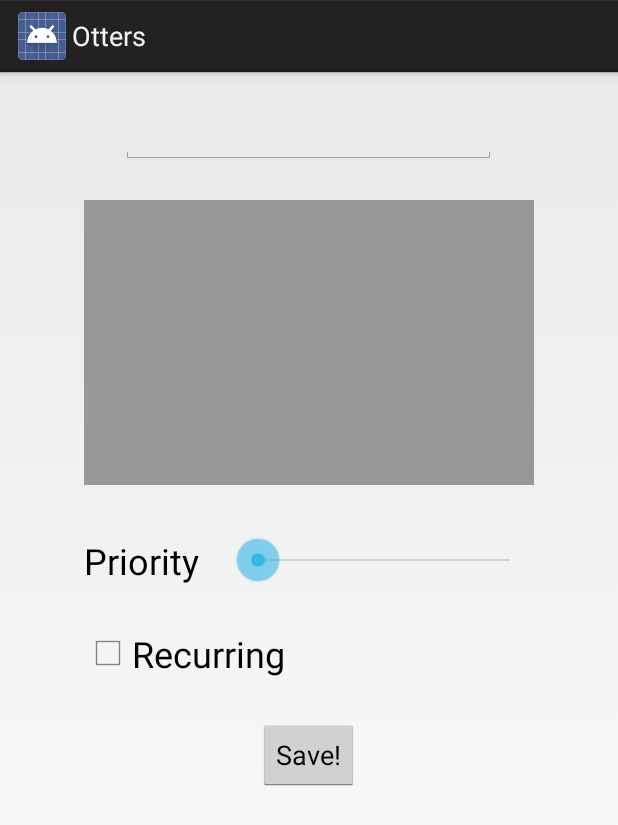
After one commit to Zhomans/MobileProtoSprint3, an Android app: the layout new_task.xml on its own in the app's theme, with its tools: preview values and no code run, on a phone screen of 412 x 824 dp. The commit adds this screen. Shown: the top 825 px of the screen. Run offline under Robolectric (Android 15) with nearby library versions, the phone set to English and light mode, and no system bars.

Commit message:
add task

```diff
--- a/Otters/Otters/src/main/res/layout/activity_main.xml
+++ b/Otters/Otters/src/main/res/layout/activity_main.xml
@@ -13,4 +13,12 @@
         android:layout_height="wrap_content"
         android:text="@string/hello_world" />
 
+    <Button
+        android:layout_width="wrap_content"
+        android:layout_height="wrap_content"
+        android:text="Add New Task"
+        android:id="@+id/button"
+        android:layout_alignParentBottom="true"
+        android:layout_alignParentLeft="true" />
+
 </RelativeLayout>
--- /dev/null
+++ b/Otters/Otters/src/main/res/layout/new_task.xml
@@ -0,0 +1,69 @@
+<?xml version="1.0" encoding="utf-8"?>
+
+<RelativeLayout xmlns:android="http://schemas.android.com/apk/res/android"
+    android:orientation="vertical" android:layout_width="match_parent"
+    android:layout_height="match_parent">
+
+    <EditText
+        android:layout_width="250dp"
+        android:layout_height="wrap_content"
+        android:id="@+id/editText"
+        android:layout_marginTop="22dp"
+        android:layout_alignParentTop="true"
+        android:layout_centerHorizontal="true" />
+
+    <EditText
+        android:layout_width="300dp"
+        android:layout_height="wrap_content"
+        android:inputType="textMultiLine"
+        android:lines="8"
+        android:maxLines="8"
+        android:gravity="top"
+        android:background="@color/gray"
+        android:ems="10"
+        android:id="@+id/noteField"
+        android:padding="8dp"
+        android:layout_marginTop="24dp"
+        android:layout_below="@+id/editText"
+        android:layout_centerHorizontal="true"/>
+
+    <CheckBox
+        android:layout_width="wrap_content"
+        android:layout_height="wrap_content"
+        android:text="Recurring"
+        android:id="@+id/checkBox"
+        android:textSize="24sp"
+        android:checked="false"
+        android:layout_below="@+id/seekBar"
+        android:layout_alignLeft="@+id/noteField"
+        android:layout_marginTop="30dp" />
+
+    <SeekBar
+        android:layout_width="200dp"
+        android:layout_height="wrap_content"
+        android:id="@+id/seekBar"
+        android:layout_alignTop="@+id/textView"
+        android:layout_alignRight="@+id/noteField" />
+
+    <TextView
+        android:layout_width="wrap_content"
+        android:layout_height="wrap_content"
+        android:textAppearance="?android:attr/textAppearanceLarge"
+        android:text="Priority"
+        android:textSize="24sp"
+        android:id="@+id/textView"
+        android:layout_below="@+id/noteField"
+        android:layout_alignLeft="@+id/checkBox"
+        android:layout_marginTop="34dp" />
+
+    <Button
+        android:layout_width="wrap_content"
+        android:layout_height="wrap_content"
+        android:text="Save!"
+        android:id="@+id/button"
+        android:layout_marginTop="27dp"
+        android:layout_below="@+id/checkBox"
+        android:layout_centerHorizontal="true" />
+
+
+</RelativeLayout>
--- a/Otters/Otters/src/main/res/values/strings.xml
+++ b/Otters/Otters/src/main/res/values/strings.xml
@@ -4,5 +4,6 @@
     <string name="app_name">Otters</string>
     <string name="action_settings">Settings</string>
     <string name="hello_world">Hello world!</string>
+    <color name="gray">#989898</color>
 
 </resources>
```
